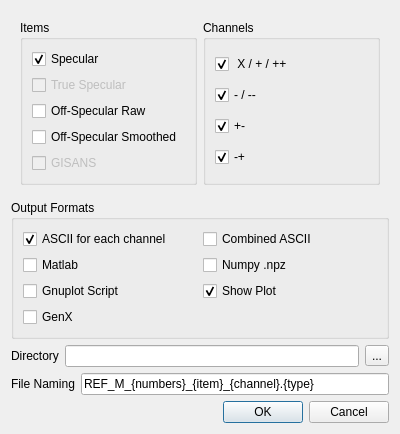
Old version of the form designer/reduce_dialog.ui in the repository aglavic/quicknxs.
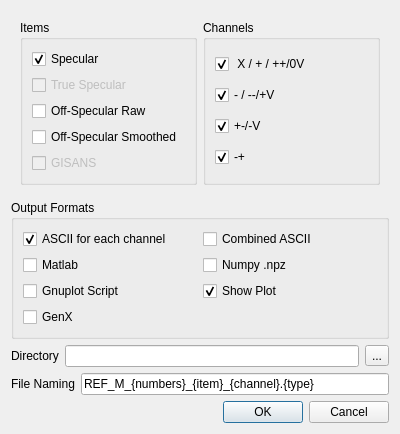
New version of the form. Icons and pictures are not drawn.

```diff
--- a/designer/reduce_dialog.ui
+++ b/designer/reduce_dialog.ui
@@ -95,7 +95,7 @@
          <item>
           <widget class="QCheckBox" name="exportUpUp">
            <property name="text">
-            <string> X / + / ++</string>
+            <string> X / + / ++/0V</string>
            </property>
            <property name="checked">
             <bool>true</bool>
@@ -105,7 +105,7 @@
          <item>
           <widget class="QCheckBox" name="exportDownDown">
            <property name="text">
-            <string>- / --</string>
+            <string>- / --/+V</string>
            </property>
            <property name="checked">
             <bool>true</bool>
@@ -115,7 +115,7 @@
          <item>
           <widget class="QCheckBox" name="exportUpDown">
            <property name="text">
-            <string>+-</string>
+            <string>+-/-V</string>
            </property>
            <property name="checked">
             <bool>true</bool>
```
